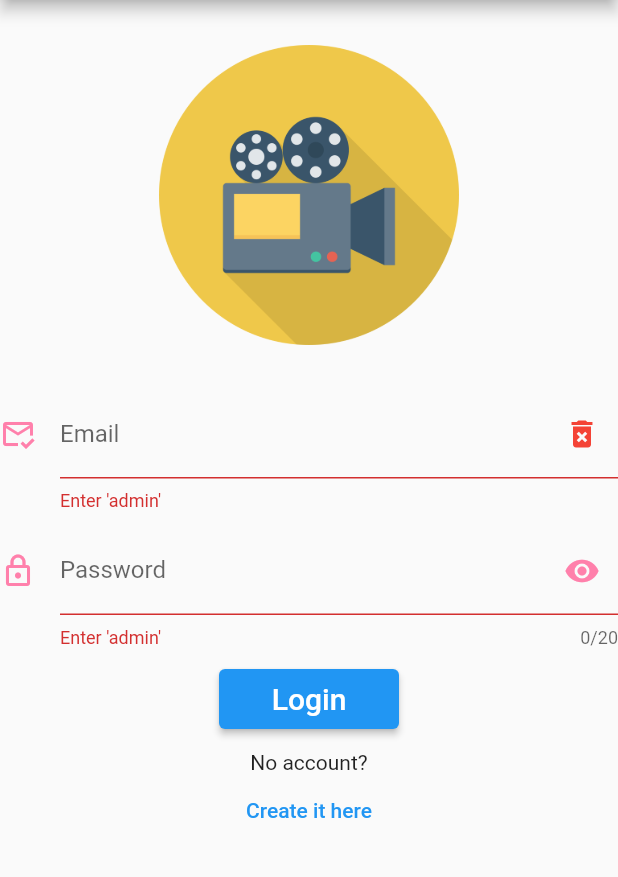
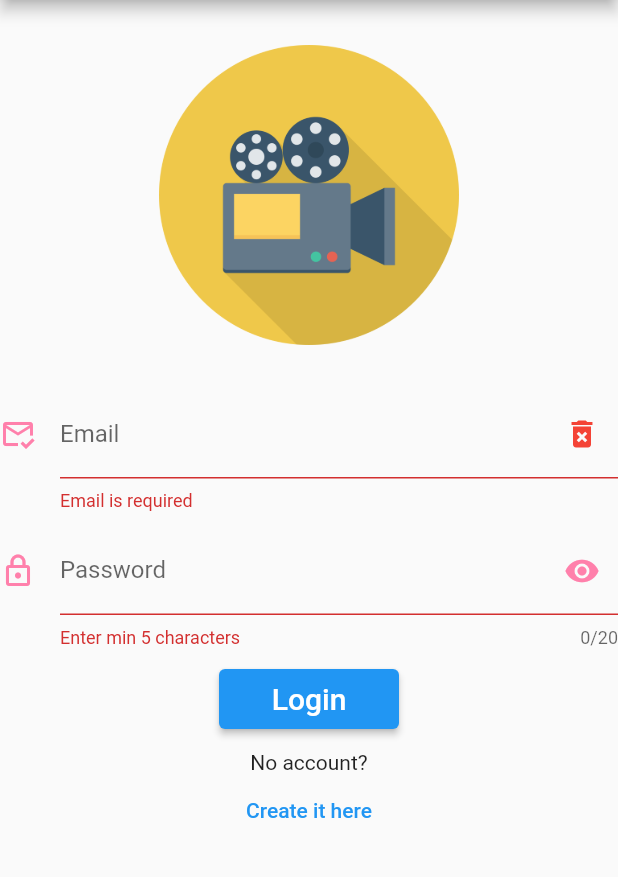
Before and after one commit to zuzipuzi/movies_app, a Flutter app: the screen it shows after launch, after a tap on "Login", on a phone screen of 412 x 824 dp, the part 84-961 px from its top. Run offline on Flutter 3.47's test engine with Material 2 defaults, Android fonts, the light colour scheme and no system bars; our stand-ins replace equatable, flutter_bloc.

Commit message:
init FL-5 work on mistakes

```diff
--- a/lib/scr/domain/interactors/auth/check_user_auth_status_interactor.dart
+++ b/lib/scr/domain/interactors/auth/check_user_auth_status_interactor.dart
@@ -4,7 +4,7 @@ import 'package:movies_app/scr/domain/repositories/auth_repository/auth_reposito
 class CheckUserAuthStatus extends BaseNoInputInteractor<bool> {
   CheckUserAuthStatus(this.repository);
 
-  AuthRepository repository;
+  final AuthRepository repository;
 
   @override
   Future<bool> call() async {
--- a/lib/scr/domain/interactors/auth/log_in_interactor.dart
+++ b/lib/scr/domain/interactors/auth/log_in_interactor.dart
@@ -5,7 +5,7 @@ import 'package:movies_app/scr/domain/repositories/auth_repository/auth_reposito
 class LogInInteractor extends BaseInteractor<LoginParams, void> {
   LogInInteractor(this.repository);
 
-  AuthRepository repository;
+  final AuthRepository repository;
 
   @override
   Future<void> call(LoginParams input) async {
--- a/lib/scr/domain/interactors/auth/log_out_interactor.dart
+++ b/lib/scr/domain/interactors/auth/log_out_interactor.dart
@@ -4,7 +4,7 @@ import 'package:movies_app/scr/domain/repositories/auth_repository/auth_reposito
 class LogOutInteractor extends BaseNoInputInteractor<void> {
   LogOutInteractor(this.repository);
 
-  AuthRepository repository;
+  final AuthRepository repository;
 
   @override
   Future<void> call() async {
--- a/lib/scr/domain/interactors/auth/registration_interactor.dart
+++ b/lib/scr/domain/interactors/auth/registration_interactor.dart
@@ -5,7 +5,7 @@ import 'package:movies_app/scr/domain/repositories/auth_repository/auth_reposito
 class RegistrationInteractor extends BaseInteractor<RegistrationParams, void> {
   RegistrationInteractor(this.repository);
 
-  AuthRepository repository;
+  final AuthRepository repository;
 
   @override
   Future<void> call(RegistrationParams input) async {
--- a/lib/scr/presentation/features/login/login_screen.dart
+++ b/lib/scr/presentation/features/login/login_screen.dart
@@ -3,10 +3,10 @@ import 'package:movies_app/scr/presentation/base/cubit_base.dart';
 import 'package:movies_app/scr/presentation/features/login/login_cubit.dart';
 import 'package:movies_app/scr/presentation/features/login/login_state.dart';
 import 'package:movies_app/scr/presentation/utils/validators.dart';
-import 'package:movies_app/scr/presentation/widgets/login_widgets/login_button_widget.dart';
-import 'package:movies_app/scr/presentation/widgets/login_widgets/password_form_field.dart';
-import 'package:movies_app/scr/presentation/widgets/login_widgets/text_field_widget.dart';
+import 'package:movies_app/scr/presentation/widgets/login_button_widget.dart';
 import 'package:movies_app/scr/presentation/features/home/home_screen.dart';
+import 'package:movies_app/scr/presentation/widgets/password_form_field.dart';
+import 'package:movies_app/scr/presentation/widgets/text_field_widget.dart';
 
 class Login extends StatefulWidget {
   const Login({Key? key}) : super(key: key);
@@ -72,7 +72,7 @@ class _LoginState extends CubitState<Login, LoginState, LoginCubit> {
               const SizedBox(height: 30),
               _buildTextFields(),
               const SizedBox(height: 10),
-              LoginButtonWidget(
+              ActionButton(
                 onPressed: () {
                   if (_formKey.currentState!.validate()) {
                     Navigator.push(
@@ -105,7 +105,7 @@ class _LoginState extends CubitState<Login, LoginState, LoginCubit> {
         children: [
           TextFieldWidget(
             controller: _emailController,
-            validator: validateEmailLogin,
+            validator: validateEmail,
             suffixIcon: IconButton(
               icon: const Icon(
                 Icons.delete_forever,
@@ -115,11 +115,15 @@ class _LoginState extends CubitState<Login, LoginState, LoginCubit> {
                 _emailController.clear();
               },
             ),
+            labelText: 'Email',
+            icon: Icon(Icons.mark_email_read_outlined,
+                color: Colors.pinkAccent.shade100),
+            hintText: "example@example.com",
           ),
           const SizedBox(height: 10),
           PasswordFormField(
             controller: _passwordController,
-            validator: validatePasswordLogin,
+            validator: validatePassword,
             obscureText: _show,
             suffixIcon: IconButton(
               splashColor: Colors.lightBlueAccent.shade100,
@@ -133,6 +137,8 @@ class _LoginState extends CubitState<Login, LoginState, LoginCubit> {
                 color: Colors.pinkAccent.shade100,
               ),
             ),
+            helperText: 'Enter min 5 characters',
+            labelText: 'Password',
           )
         ],
       ),
--- a/lib/scr/presentation/features/registration/registration_screen.dart
+++ b/lib/scr/presentation/features/registration/registration_screen.dart
@@ -5,8 +5,8 @@ import 'package:movies_app/scr/presentation/features/registration/registration_c
 import 'package:movies_app/scr/presentation/features/registration/registration_state.dart';
 import 'package:movies_app/scr/presentation/utils/validators.dart';
 import 'package:movies_app/scr/presentation/widgets/registration_widgets/dropdown_button.dart';
-import 'package:movies_app/scr/presentation/widgets/registration_widgets/password_form_field.dart';
-import 'package:movies_app/scr/presentation/widgets/registration_widgets/text_field_widget.dart';
+import 'package:movies_app/scr/presentation/widgets/password_form_field.dart';
+import 'package:movies_app/scr/presentation/widgets/text_field_widget.dart';
 
 class Registration extends StatefulWidget {
   const Registration({Key? key}) : super(key: key);
--- a/lib/scr/presentation/utils/validators.dart
+++ b/lib/scr/presentation/utils/validators.dart
@@ -49,19 +49,3 @@ String? validateConfirmPassword(String? value) {
     return null;
   }
 }
-
-String? validateEmailLogin(String? value) {
-  if (value != 'admin' && value!.isEmpty) {
-    return "Enter 'admin'";
-  } else if (value == 'admin') {
-    return null;
-  }
-}
-
-String? validatePasswordLogin(String? value) {
-  if (value != 'admin' && value!.isEmpty) {
-    return "Enter 'admin'";
-  } else if (value == 'admin') {
-    return null;
-  }
-}
--- a/lib/scr/presentation/widgets/login_widgets/login_button_widget.dart
+++ b/lib/scr/presentation/widgets/login_button_widget.dart
@@ -1,15 +1,15 @@
 import 'package:flutter/material.dart';
 
-class LoginButtonWidget extends StatefulWidget {
-  const LoginButtonWidget({Key? key, required this.onPressed})
+class ActionButton extends StatefulWidget {
+  const ActionButton({Key? key, required this.onPressed})
       : super(key: key);
   final void Function()? onPressed;
 
   @override
-  State<LoginButtonWidget> createState() => _LoginButtonWidgetState();
+  State<ActionButton> createState() => _ActionButtonState();
 }
 
-class _LoginButtonWidgetState extends State<LoginButtonWidget> {
+class _ActionButtonState extends State<ActionButton> {
   @override
   Widget build(BuildContext context) {
     return ElevatedButton(
--- a/lib/scr/presentation/widgets/login_widgets/password_form_field.dart
+++ /dev/null
@@ -1,51 +0,0 @@
-import 'package:flutter/material.dart';
-
-class PasswordFormField extends StatefulWidget {
-  const PasswordFormField({
-    Key? key,
-    required this.controller,
-    required this.validator,
-    required this.obscureText,
-    required this.suffixIcon,
-  }) : super(key: key);
-
-  final TextEditingController controller;
-  final dynamic validator;
-  final bool obscureText;
-  final IconButton suffixIcon;
-
-  @override
-  State<PasswordFormField> createState() => _PasswordFormFieldState();
-}
-
-class _PasswordFormFieldState extends State<PasswordFormField> {
-  @override
-  Widget build(BuildContext context) {
-    return TextFormField(
-      controller: widget.controller,
-      validator: widget.validator,
-      maxLength: 20,
-      obscureText: widget.obscureText,
-      decoration: InputDecoration(
-        labelText: 'Password',
-        suffixIcon: widget.suffixIcon,
-        icon: Icon(
-          Icons.lock_outlined,
-          color: Colors.pinkAccent.shade100,
-        ),
-        enabledBorder: OutlineInputBorder(
-          borderRadius: const BorderRadius.all(
-            Radius.circular(30.0),
-          ),
-          borderSide: BorderSide(color: Colors.pinkAccent.shade100, width: 2.0),
-        ),
-        focusedBorder: const OutlineInputBorder(
-          borderRadius: BorderRadius.all(
-            Radius.circular(30.0),
-          ),
-          borderSide: BorderSide(color: Colors.lightBlueAccent, width: 2.0),
-        ),
-      ),
-    );
-  }
-}
--- a/lib/scr/presentation/widgets/login_widgets/text_field_widget.dart
+++ /dev/null
@@ -1,46 +0,0 @@
-import 'package:flutter/material.dart';
-
-class TextFieldWidget extends StatefulWidget {
-  const TextFieldWidget({
-    Key? key,
-    required this.controller,
-    required this.validator,
-    required this.suffixIcon,
-  }) : super(key: key);
-
-  final TextEditingController controller;
-  final dynamic validator;
-  final IconButton suffixIcon;
-
-  @override
-  State<TextFieldWidget> createState() => _TextFieldWidgetState();
-}
-
-class _TextFieldWidgetState extends State<TextFieldWidget> {
-  @override
-  Widget build(BuildContext context) {
-    return TextFormField(
-      controller: widget.controller,
-      validator: widget.validator,
-      decoration: InputDecoration(
-        labelText: 'Email',
-        hintText: 'example@example.com',
-        suffixIcon: widget.suffixIcon,
-        icon: Icon(Icons.mark_email_read_outlined,
-            color: Colors.pinkAccent.shade100),
-        enabledBorder: OutlineInputBorder(
-          borderRadius: const BorderRadius.all(
-            Radius.circular(30.0),
-          ),
-          borderSide: BorderSide(color: Colors.pinkAccent.shade100, width: 2.0),
-        ),
-        focusedBorder: const OutlineInputBorder(
-          borderRadius: BorderRadius.all(
-            Radius.circular(30.0),
-          ),
-          borderSide: BorderSide(color: Colors.lightBlueAccent, width: 2.0),
-        ),
-      ),
-    );
-  }
-}
```
Also changed, not shown: lib/scr/presentation/widgets/password_form_field.dart (renamed from lib/scr/presentation/widgets/registration_widgets/password_form_field.dart), lib/scr/presentation/widgets/text_field_widget.dart (renamed from lib/scr/presentation/widgets/registration_widgets/text_field_widget.dart).
